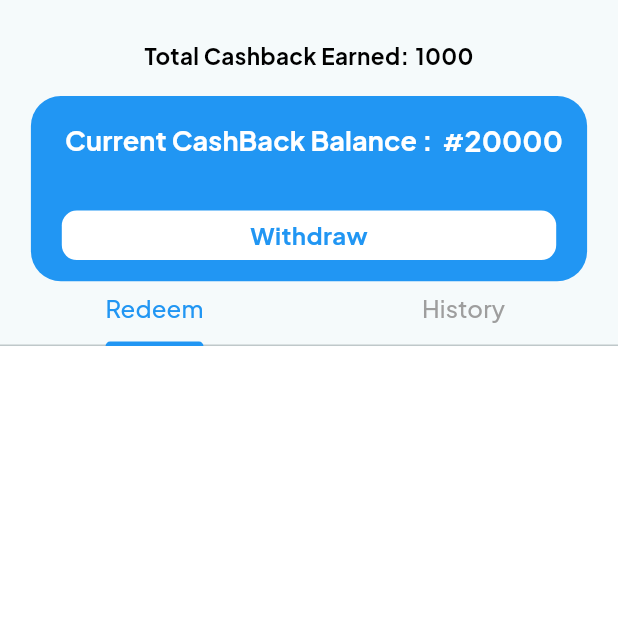
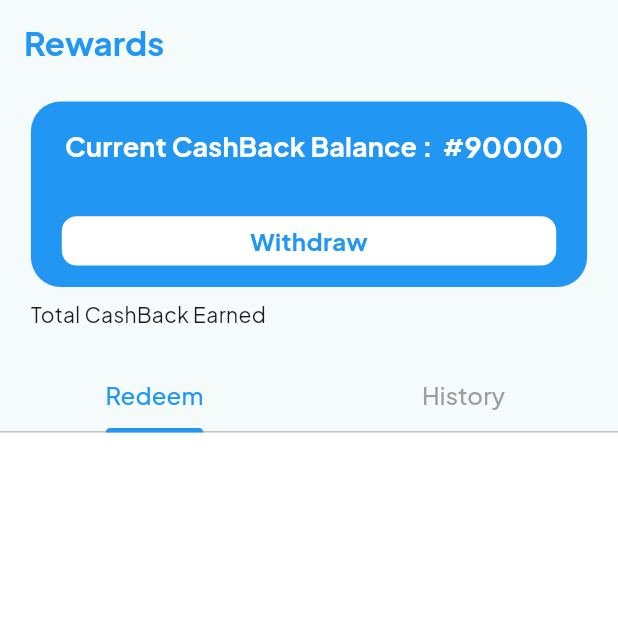
Before and after one commit to ThatLinuxGuyYouKnow/Rewards, a Flutter app: the screen it shows after launch, on a phone screen of 412 x 824 dp, the top half of it. Run offline on Flutter 3.47's test engine with Material 3 defaults, Android fonts, the phone set to English and light mode, and no system bars; our stand-ins replace google_fonts.

Commit message:
repositioned total-cashback

```diff
--- a/lib/mainRewardsScreen.dart
+++ b/lib/mainRewardsScreen.dart
@@ -25,42 +25,41 @@ class MainRewardsScreen extends StatelessWidget {
                   (BuildContext context, bool innerBoxIsScrolled) {
                 return <Widget>[
                   SliverAppBar(
+                    title: Text(
+                      'Rewards',
+                      style: GoogleFonts.plusJakartaSans(
+                          color: Colors.blue, fontWeight: FontWeight.bold),
+                    ),
                     pinned: true, // Keeps the TabBar pinned at the top
                     floating: false,
-                    expandedHeight:
-                        screenHeight * 0.28, // Adjust height for header
+                    expandedHeight: screenHeight * 0.35, // Increased height
                     flexibleSpace: FlexibleSpaceBar(
                       background: Padding(
                         padding: const EdgeInsets.only(top: 10),
                         child: Column(
                           crossAxisAlignment: CrossAxisAlignment.center,
                           children: [
-                            SizedBox(height: screenHeight * 0.02),
-                            Row(
-                              mainAxisAlignment: MainAxisAlignment.center,
-                              children: [
-                                Text(
-                                  'Total Cashback Earned:',
-                                  style: GoogleFonts.plusJakartaSans(
-                                    color: Colors.black,
-                                    fontSize: 15,
-                                    fontWeight: FontWeight.bold,
+                            SizedBox(
+                                height:
+                                    screenHeight * 0.07), // Increased the space
+
+                            // Adjusted spacing
+                            RewardBalanceTab(
+                              cashbackBalance: '90000', // Pass balance here
+                            ),
+
+                            Padding(
+                              padding: EdgeInsets.symmetric(
+                                  vertical: screenHeight * 0.01),
+                              child: Row(
+                                children: [
+                                  SizedBox(
+                                    width: screenWidth * 0.05,
                                   ),
-                                ),
-                                SizedBox(width: screenWidth * 0.01),
-                                Text(
-                                  '1000',
-                                  style: GoogleFonts.plusJakartaSans(
-                                    color: Colors.black,
-                                    fontSize: 15,
-                                    fontWeight: FontWeight.bold,
-                                  ),
-                                ),
-                              ],
-                            ),
-                            SizedBox(height: screenHeight * 0.02),
-                            RewardBalanceTab(
-                              cashbackBalance: '20000', // Pass balance here
+                                  Text('Total CashBack Earned',
+                                      style: GoogleFonts.plusJakartaSans()),
+                                ],
+                              ),
                             ),
                           ],
                         ),
```
